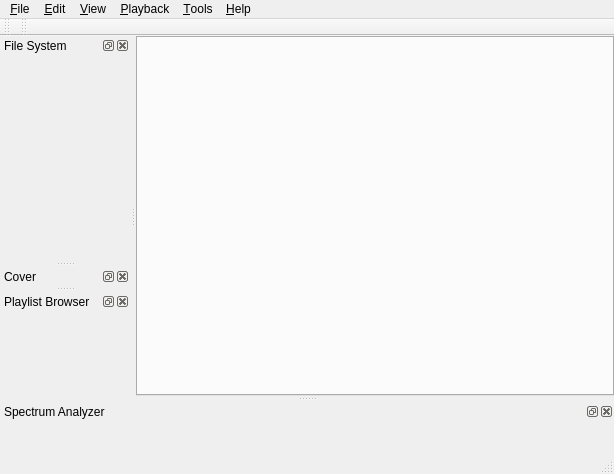
Before: the Qt Designer form qmmp-plugin-pack/src/Ui/qsui/forms/mainwindow.ui in djdron/qmmp, drawn with Qt 5.
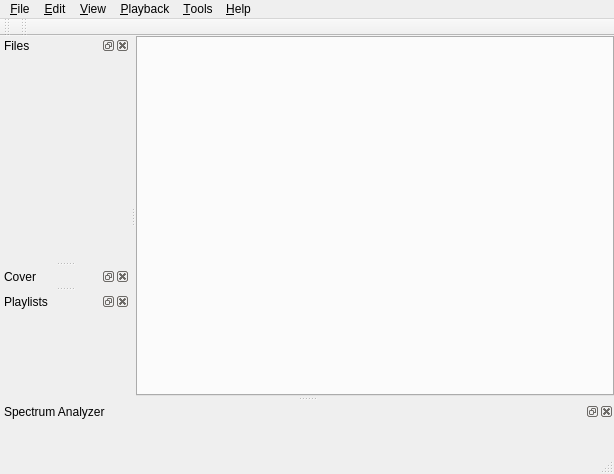
After: the same form once the commit is applied. Icons and pictures are not drawn. Custom widgets are drawn as their Qt base class.

What changed in the file:
```diff
--- a/qmmp-plugin-pack/src/Ui/qsui/forms/mainwindow.ui
+++ b/qmmp-plugin-pack/src/Ui/qsui/forms/mainwindow.ui
@@ -158,7 +158,7 @@
     </size>
    </property>
    <property name="windowTitle">
-    <string>File System</string>
+    <string>Files</string>
    </property>
    <attribute name="dockWidgetArea">
     <number>1</number>
@@ -182,7 +182,7 @@
   </widget>
   <widget class="QDockWidget" name="playlistsDockWidget">
    <property name="windowTitle">
-    <string>Playlist Browser</string>
+    <string>Playlists</string>
    </property>
    <attribute name="dockWidgetArea">
     <number>1</number>
```
